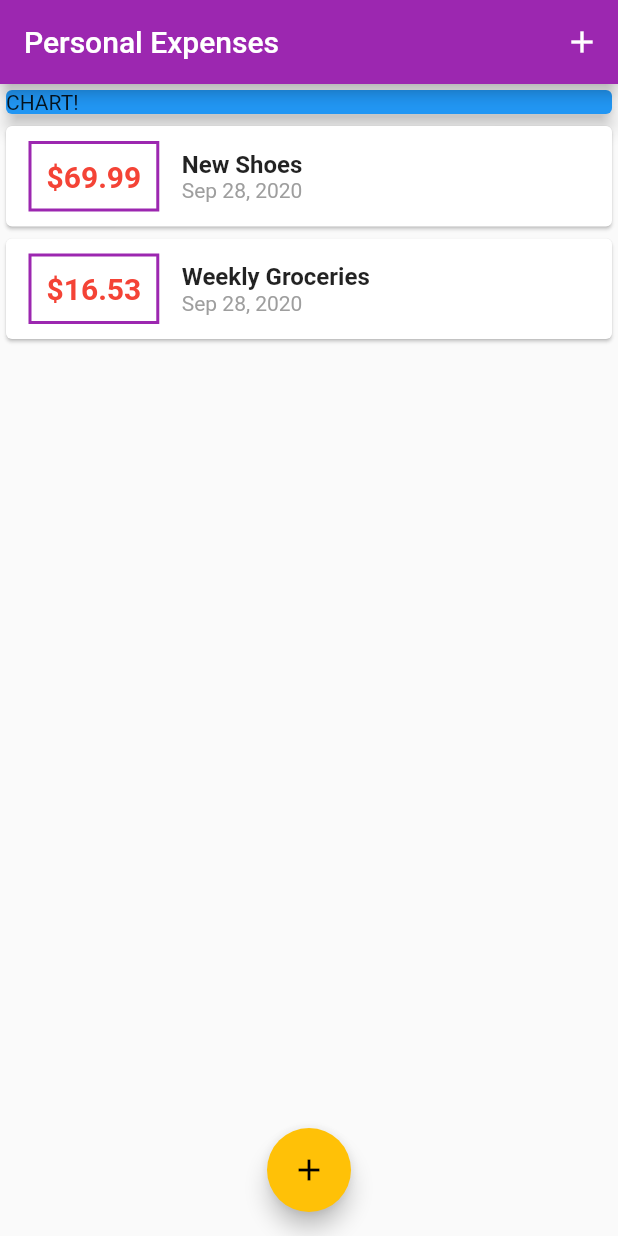
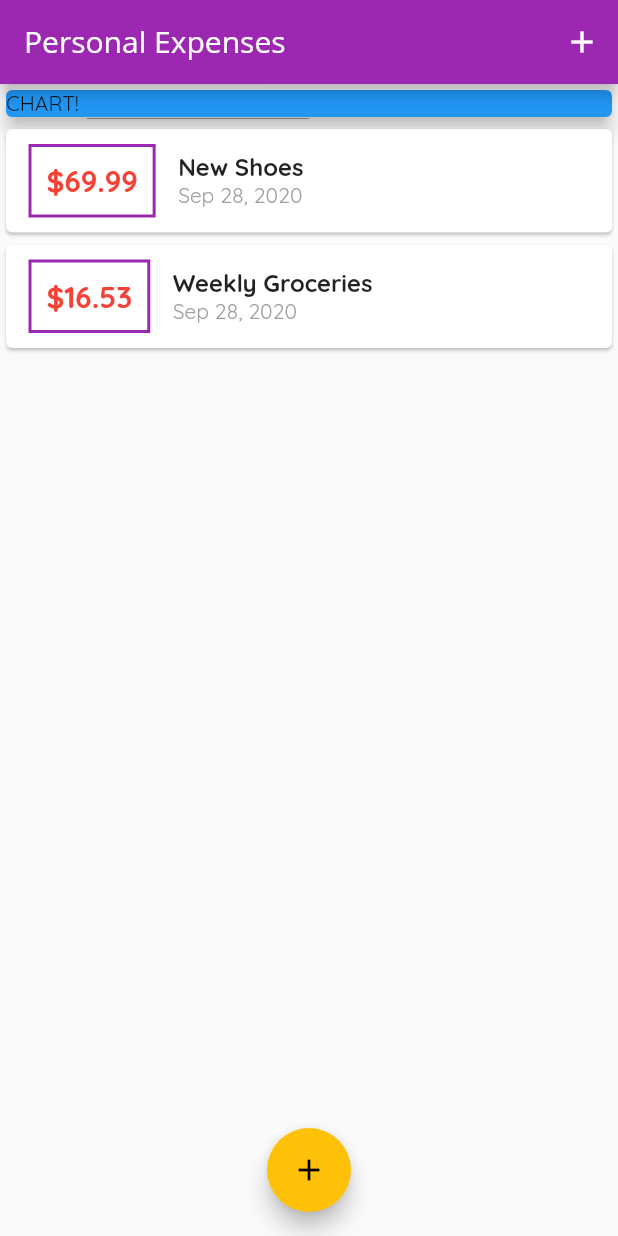
Before and after one commit to ahmmdd/FlutterBasics, a Flutter app: the screen it shows after launch, on a phone screen of 412 x 824 dp. Run offline on Flutter 3.47's test engine with Material 2 defaults, Android fonts, the phone set to English and light mode, and no system bars.

Commit message:
Added font styling

```diff
--- a/lib/main.dart
+++ b/lib/main.dart
@@ -12,9 +12,17 @@ class MyApp extends StatelessWidget {
     return MaterialApp(
       title: 'Personal Expenses',
       theme: ThemeData(
-        primarySwatch: Colors.purple,
-        accentColor: Colors.amber,
-      ),
+          primarySwatch: Colors.purple,
+          accentColor: Colors.amber,
+          fontFamily: 'Quicksand',
+          appBarTheme: AppBarTheme(
+            textTheme: ThemeData.light().textTheme.copyWith(
+                  title: TextStyle(
+                    fontFamily: 'OpenSans',
+                    fontSize: 20,
+                  ),
+                ),
+          )),
       home: MyHomePage(),
     );
   }
```
Also changed, not shown: pubspec.yaml (+11 -11 lines), assets/fonts/OpenSans-Bold.ttf (added), assets/fonts/OpenSans-Regular.ttf (added), assets/fonts/Quicksand-Bold.ttf (added), assets/fonts/Quicksand-Light.ttf (added), assets/fonts/Quicksand-Medium.ttf (added), assets/fonts/Quicksand-Regular.ttf (added).
